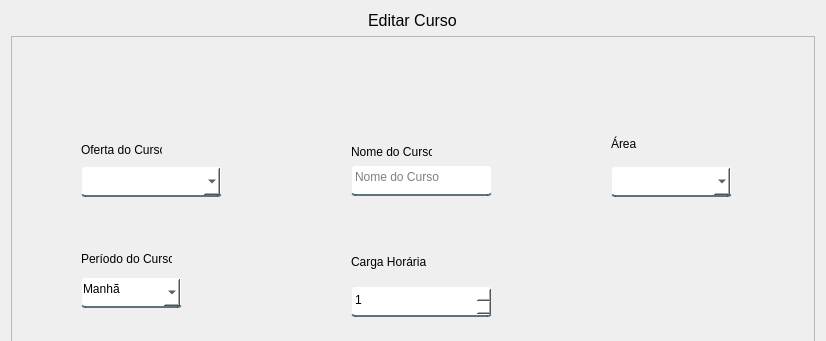
Old version of the form App/view/ui/editarCurso.ui in the repository Senac-SOR-ADS/Mapa-de-Sala; both pictures show x 0 to 826 and y 0 to 341 of the 826 by 678 pixel window.
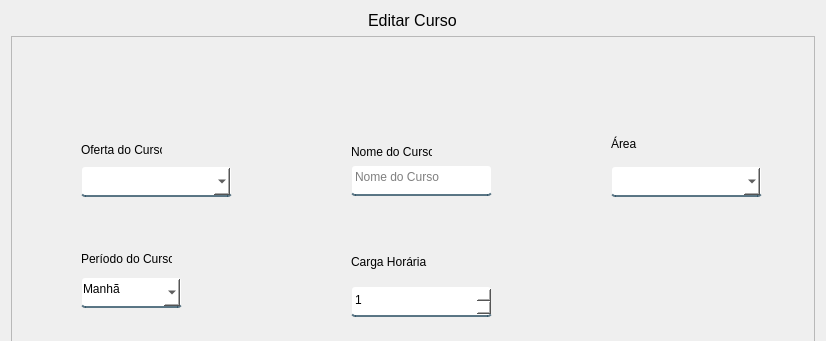
New version of the form.

Diff of the .ui file:
```diff
--- a/App/view/ui/editarCurso.ui
+++ b/App/view/ui/editarCurso.ui
@@ -198,7 +198,7 @@
        <rect>
         <x>600</x>
         <y>130</y>
-        <width>121</width>
+        <width>151</width>
         <height>31</height>
        </rect>
       </property>
@@ -206,7 +206,7 @@
        <cursorShape>PointingHandCursor</cursorShape>
       </property>
       <property name="editable">
-       <bool>false</bool>
+       <bool>true</bool>
       </property>
      </widget>
      <widget class="QLabel" name="label_8">
@@ -227,13 +227,16 @@
        <rect>
         <x>70</x>
         <y>130</y>
-        <width>141</width>
+        <width>151</width>
         <height>31</height>
        </rect>
       </property>
       <property name="cursor">
        <cursorShape>PointingHandCursor</cursorShape>
       </property>
+      <property name="editable">
+       <bool>true</bool>
+      </property>
      </widget>
      <widget class="QSpinBox" name="quantidadeAlunos">
       <property name="geometry">
```
Left out of the diff: 25 changed lines with no effect on the pictures.
